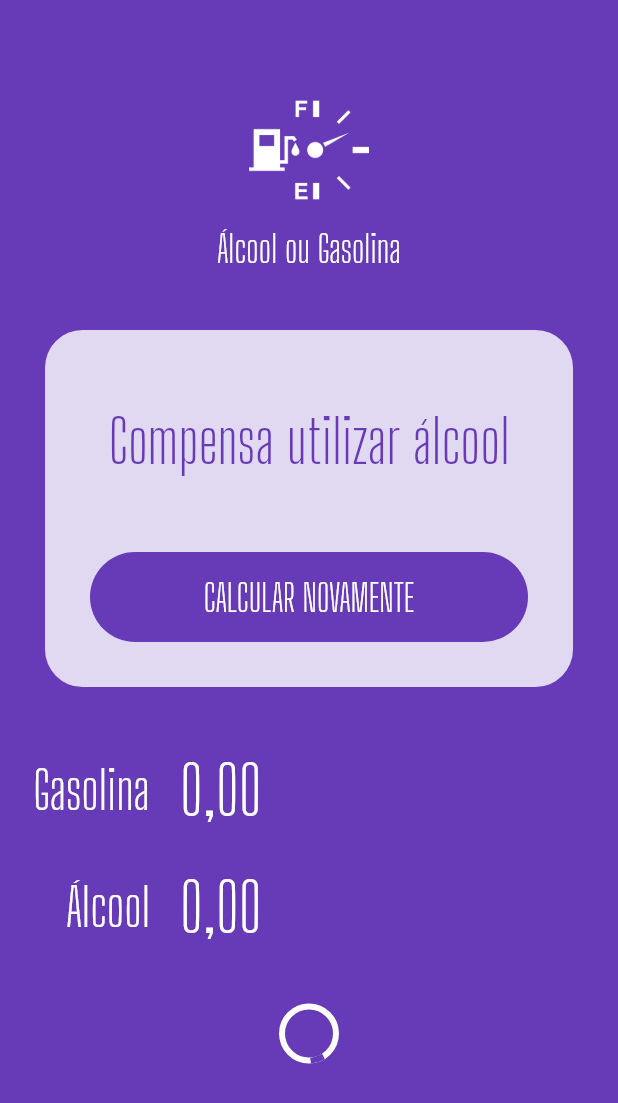
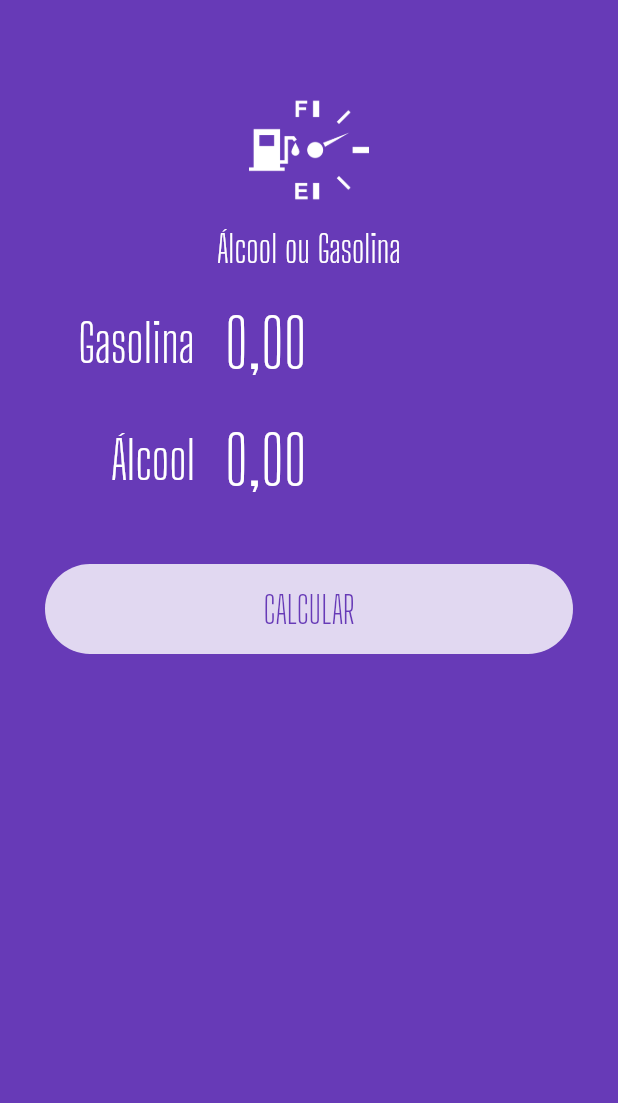
Before and after one commit to Wkerlyson/alcohol_gasoline, a Flutter app: the screen it shows after launch, on a phone screen of 412 x 824 dp. Shown: the top 1103 px of the screen. Run offline on Flutter 3.47's test engine with Material 2 defaults, Android fonts, the phone set to English and light mode, and no system bars; our stand-ins replace flutter_masked_text.

Commit message:
adding Submit Form

```diff
--- a/lib/main.dart
+++ b/lib/main.dart
@@ -1,6 +1,8 @@
 import 'package:alcohol_gasoline/widgets/input.widget.dart';
 import 'package:alcohol_gasoline/widgets/loading-button.widget.dart';
 import 'package:alcohol_gasoline/widgets/logo.widget.dart';
+import 'package:alcohol_gasoline/widgets/submit-form.wodget.dart';
+import 'package:alcohol_gasoline/widgets/success.widget.dart';
 import 'package:flutter/material.dart';
 import 'package:flutter_masked_text/flutter_masked_text.dart';
 
@@ -32,54 +34,12 @@ class HomePage extends StatelessWidget {
       body: ListView(
         children: <Widget>[
           Logo(),
-          Container(
-            margin: EdgeInsets.all(30),
-            decoration: BoxDecoration(
-              color: Colors.white.withOpacity(0.8),
-              borderRadius: BorderRadius.circular(25),
-            ),
-            child: Column(
-              children: <Widget>[
-                SizedBox(
-                  height: 50,
-                ),
-                Text(
-                  'Compensa utilizar álcool',
-                  style: TextStyle(
-                    color: Theme.of(context).primaryColor,
-                    fontSize: 40,
-                    fontFamily: 'Big Shoulders Display',
-                  ),
-                ),
-                SizedBox(
-                  height: 20,
-                ),
-                LoadingButton(
-                  busy: false,
-                  func: () {},
-                  text: 'CALCULAR NOVAMENTE',
-                  invert: true,
-                ),
-              ],
-            ),
+          SubmitForm(
+            alcCtrl: _alcCtrl,
+            gastCtrl: _gasCtrl,
+            submitFunc: () {},
+            busy: false,
           ),
-          Input(
-            ctrl: _gasCtrl,
-            label: 'Gasolina',
-          ),
-          Input(
-            ctrl: _alcCtrl,
-            label: 'Álcool',
-          ),
-          SizedBox(
-            height: 20,
-          ),
-          LoadingButton(
-            busy: true,
-            func: () {},
-            text: 'CALCULAR',
-            invert: false,
-          )
         ],
       ),
     );
--- /dev/null
+++ b/lib/widgets/submit-form.wodget.dart
@@ -0,0 +1,53 @@
+import 'package:alcohol_gasoline/widgets/input.widget.dart';
+import 'package:flutter/material.dart';
+import 'package:flutter_masked_text/flutter_masked_text.dart';
+
+import 'loading-button.widget.dart';
+
+class SubmitForm extends StatelessWidget {
+  var gastCtrl = new MoneyMaskedTextController();
+  var alcCtrl = new MoneyMaskedTextController();
+  var busy = false;
+  Function submitFunc;
+
+  SubmitForm({
+    @required this.gastCtrl,
+    @required this.alcCtrl,
+    @required this.busy,
+    @required this.submitFunc,
+  });
+
+  @override
+  Widget build(BuildContext context) {
+    return Column(
+      children: <Widget>[
+        Padding(
+          padding: EdgeInsets.only(
+            left: 30,
+            right: 30,
+          ),
+          child: Input(
+            label: 'Gasolina',
+            ctrl: gastCtrl,
+          ),
+        ),
+        Padding(
+          padding: EdgeInsets.only(
+            left: 30,
+            right: 30,
+          ),
+          child: Input(
+            label: 'Álcool',
+            ctrl: alcCtrl,
+          ),
+        ),
+        LoadingButton(
+          busy: busy,
+          func: submitFunc,
+          text: 'CALCULAR',
+          invert: false,
+        ),
+      ],
+    );
+  }
+}
--- /dev/null
+++ b/lib/widgets/success.widget.dart
@@ -0,0 +1,48 @@
+import 'package:flutter/material.dart';
+
+import 'loading-button.widget.dart';
+
+class Success extends StatelessWidget {
+  var result = '';
+  Function reset;
+
+  Success({
+    @required this.result,
+    @required this.reset,
+  });
+
+  @override
+  Widget build(BuildContext context) {
+    return Container(
+      margin: EdgeInsets.all(30),
+      decoration: BoxDecoration(
+        color: Colors.white.withOpacity(0.8),
+        borderRadius: BorderRadius.circular(25),
+      ),
+      child: Column(
+        children: <Widget>[
+          SizedBox(
+            height: 50,
+          ),
+          Text(
+            result,
+            style: TextStyle(
+              color: Theme.of(context).primaryColor,
+              fontSize: 40,
+              fontFamily: 'Big Shoulders Display',
+            ),
+          ),
+          SizedBox(
+            height: 20,
+          ),
+          LoadingButton(
+            busy: false,
+            func: reset,
+            text: 'CALCULAR NOVAMENTE',
+            invert: true,
+          ),
+        ],
+      ),
+    );
+  }
+}
```
